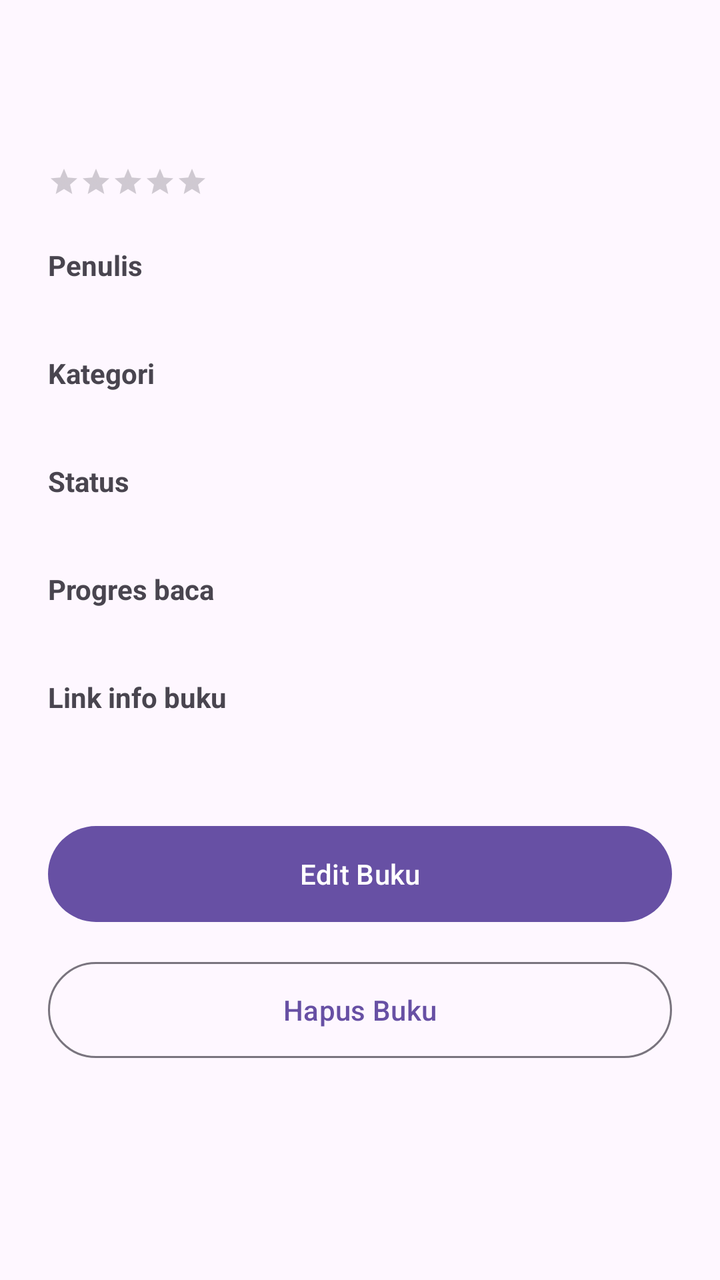
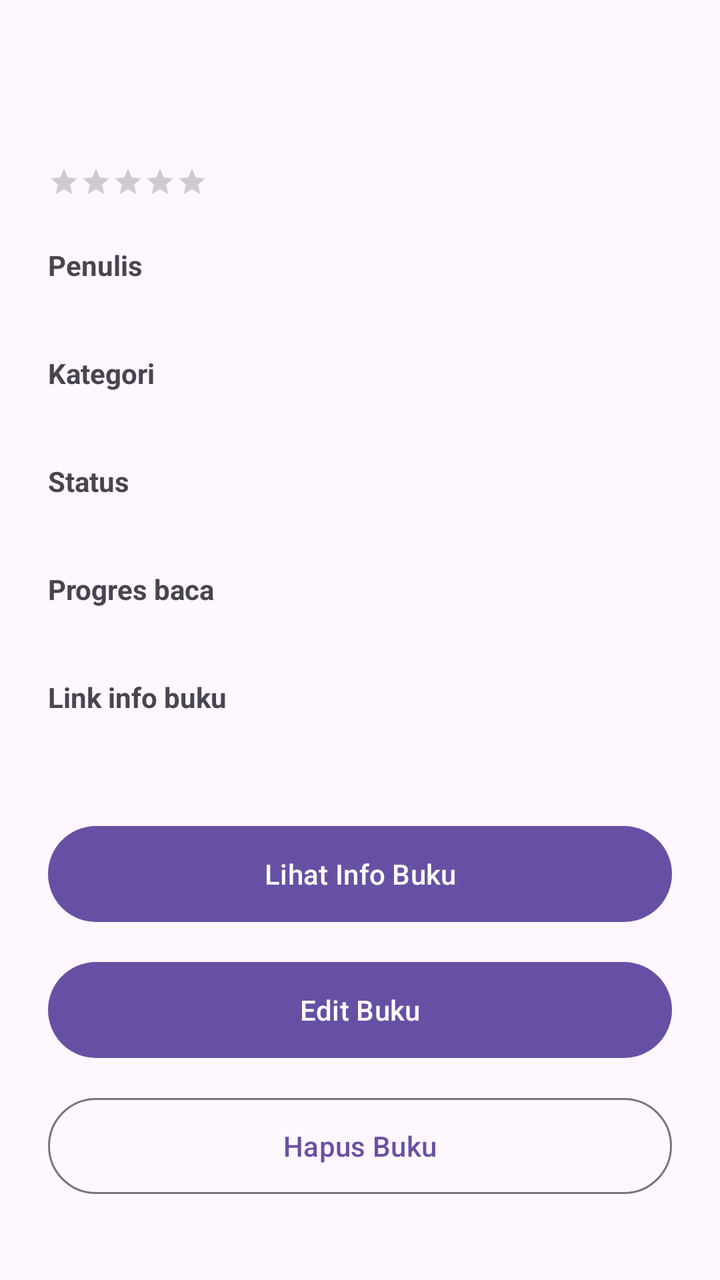

Screens rendered from an Android XML layout before and after an edit, with the pre-edit source and the edit as a unified diff.
<!-- AndroidManifest.xml: application theme Theme.KoleksiBacaan -->
<!-- res/layout/activity_book_detail.xml -->
<?xml version="1.0" encoding="utf-8"?>
<ScrollView xmlns:android="http://schemas.android.com/apk/res/android"
    xmlns:tools="http://schemas.android.com/tools"
    android:id="@+id/main"
    android:layout_width="match_parent"
    android:layout_height="match_parent"
    android:fillViewport="true"
    tools:context=".BookDetailActivity">

    <LinearLayout
        android:layout_width="match_parent"
        android:layout_height="wrap_content"
        android:orientation="vertical"
        android:padding="24dp">

        <TextView
            android:id="@+id/tvJudul"
            android:layout_width="match_parent"
            android:layout_height="wrap_content"
            android:layout_marginTop="16dp"
            android:textSize="26sp"
            android:textStyle="bold" />

        <RatingBar
            android:id="@+id/ratingBar"
            style="?android:attr/ratingBarStyleSmall"
            android:layout_width="wrap_content"
            android:layout_height="wrap_content"
            android:layout_marginTop="8dp"
            android:isIndicator="true"
            android:numStars="5"
            android:stepSize="0.5" />

        <TextView
            android:layout_width="wrap_content"
            android:layout_height="wrap_content"
            android:layout_marginTop="24dp"
            android:text="@string/label_penulis"
            android:textStyle="bold" />

        <TextView
            android:id="@+id/tvPenulis"
            android:layout_width="match_parent"
            android:layout_height="wrap_content" />

        <TextView
            android:layout_width="wrap_content"
            android:layout_height="wrap_content"
            android:layout_marginTop="16dp"
            android:text="@string/label_kategori"
            android:textStyle="bold" />

        <TextView
            android:id="@+id/tvKategori"
            android:layout_width="match_parent"
            android:layout_height="wrap_content" />

        <TextView
            android:layout_width="wrap_content"
            android:layout_height="wrap_content"
            android:layout_marginTop="16dp"
            android:text="@string/label_status"
            android:textStyle="bold" />

        <TextView
            android:id="@+id/tvStatus"
            android:layout_width="match_parent"
            android:layout_height="wrap_content" />

        <TextView
            android:layout_width="wrap_content"
            android:layout_height="wrap_content"
            android:layout_marginTop="16dp"
            android:text="@string/label_progres"
            android:textStyle="bold" />

        <TextView
            android:id="@+id/tvProgres"
            android:layout_width="match_parent"
            android:layout_height="wrap_content" />

        <TextView
            android:layout_width="wrap_content"
            android:layout_height="wrap_content"
            android:layout_marginTop="16dp"
            android:text="@string/label_link_info"
            android:textStyle="bold" />

        <TextView
            android:id="@+id/tvLinkInfo"
            android:layout_width="match_parent"
            android:layout_height="wrap_content" />

        <Button
            android:id="@+id/btnEdit"
            android:layout_width="match_parent"
            android:layout_height="56dp"
            android:layout_marginTop="32dp"
            android:text="@string/btn_edit" />

        <Button
            android:id="@+id/btnHapus"
            style="@style/Widget.Material3.Button.OutlinedButton"
            android:layout_width="match_parent"
            android:layout_height="56dp"
            android:layout_marginTop="12dp"
            android:text="@string/btn_hapus" />

    </LinearLayout>
</ScrollView>
<!-- resources referenced by this layout -->
<resources>
  <string name="btn_edit">Edit Buku</string>
  <string name="btn_hapus">Hapus Buku</string>
  <string name="label_kategori">Kategori</string>
  <string name="label_link_info">Link info buku</string>
  <string name="label_penulis">Penulis</string>
  <string name="label_progres">Progres baca</string>
  <string name="label_status">Status</string>
  <style name="Theme.KoleksiBacaan" parent="Base.Theme.KoleksiBacaan" />
  <style name="Base.Theme.KoleksiBacaan" parent="Theme.Material3.DayNight.NoActionBar">
          
          
      </style>
</resources>

<!-- the commit's change to res/layout/activity_book_detail.xml (unified diff, before → after) -->
@@ -92,10 +92,17 @@
             android:layout_height="wrap_content" />
 
         <Button
+            android:id="@+id/btnInfo"
+            android:layout_width="match_parent"
+            android:layout_height="56dp"
+            android:layout_marginTop="32dp"
+            android:text="@string/btn_lihat_info" />
+
+        <Button
             android:id="@+id/btnEdit"
             android:layout_width="match_parent"
             android:layout_height="56dp"
-            android:layout_marginTop="32dp"
+            android:layout_marginTop="12dp"
             android:text="@string/btn_edit" />
 
         <Button
<!-- resource entries referenced after the edit -->
@@ -2,6 +2,7 @@
 <resources>
   <string name="btn_edit">Edit Buku</string>
   <string name="btn_hapus">Hapus Buku</string>
+  <string name="btn_lihat_info">Lihat Info Buku</string>
   <string name="label_kategori">Kategori</string>
   <string name="label_link_info">Link info buku</string>
   <string name="label_penulis">Penulis</string>
